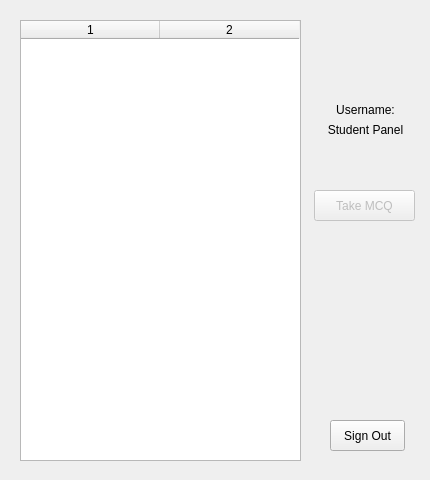
Before: the Qt Designer form userwindow.ui in carlrizk/QCMpp, drawn with Qt 5.
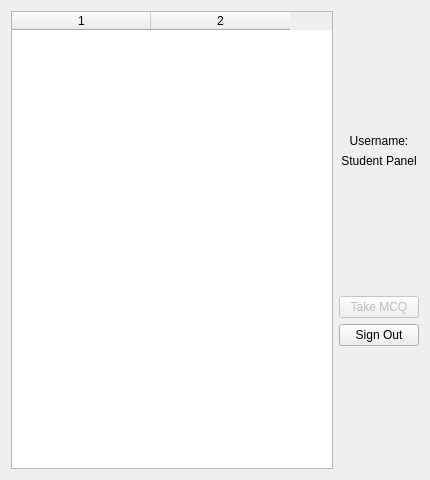
After: the same form once the commit is applied.

```diff
--- a/userwindow.ui
+++ b/userwindow.ui
@@ -13,15 +13,9 @@
   <property name="windowTitle">
    <string>Form</string>
   </property>
+  <layout class="QHBoxLayout" name="horizontalLayout">
+   <item>
   <widget class="QTableWidget" name="table_mcqs">
-   <property name="geometry">
-    <rect>
-     <x>20</x>
-     <y>20</y>
-     <width>281</width>
-     <height>441</height>
-    </rect>
-   </property>
    <property name="horizontalScrollBarPolicy">
     <enum>Qt::ScrollBarAlwaysOff</enum>
    </property>
@@ -55,31 +49,60 @@
    <column/>
    <column/>
   </widget>
-  <widget class="QPushButton" name="button_signout">
-   <property name="geometry">
-    <rect>
-     <x>330</x>
-     <y>420</y>
-     <width>75</width>
-     <height>31</height>
-    </rect>
-   </property>
+   </item>
+   <item>
+    <layout class="QVBoxLayout" name="verticalLayout">
+     <item>
+      <spacer name="verticalSpacer_3">
+       <property name="orientation">
+        <enum>Qt::Vertical</enum>
+       </property>
+       <property name="sizeHint" stdset="0">
+        <size>
+         <width>20</width>
+         <height>40</height>
+        </size>
+       </property>
+      </spacer>
+     </item>
+     <item>
+      <widget class="QLabel" name="label_username_2">
    <property name="text">
-    <string>Sign Out</string>
-   </property>
-  </widget>
+        <string>Username:</string>
+       </property>
+       <property name="alignment">
+        <set>Qt::AlignCenter</set>
+       </property>
+      </widget>
+     </item>
+     <item>
+      <widget class="QLabel" name="label_username">
+       <property name="text">
+        <string>Student Panel</string>
+       </property>
+       <property name="alignment">
+        <set>Qt::AlignCenter</set>
+       </property>
+      </widget>
+     </item>
+     <item>
+      <spacer name="verticalSpacer">
+       <property name="orientation">
+        <enum>Qt::Vertical</enum>
+       </property>
+       <property name="sizeHint" stdset="0">
+        <size>
+         <width>20</width>
+         <height>40</height>
+        </size>
+       </property>
+      </spacer>
+     </item>
+     <item>
   <widget class="QPushButton" name="button_take">
    <property name="enabled">
     <bool>false</bool>
    </property>
-   <property name="geometry">
-    <rect>
-     <x>314</x>
-     <y>190</y>
-     <width>101</width>
-     <height>31</height>
-    </rect>
-   </property>
    <property name="text">
     <string>Take MCQ</string>
    </property>
@@ -90,38 +113,30 @@
     <bool>false</bool>
    </property>
   </widget>
-  <widget class="QLabel" name="label_username">
-   <property name="geometry">
-    <rect>
-     <x>300</x>
-     <y>120</y>
-     <width>131</width>
-     <height>20</height>
-    </rect>
-   </property>
+     </item>
+     <item>
+      <widget class="QPushButton" name="button_signout">
    <property name="text">
-    <string>Student Panel</string>
-   </property>
-   <property name="alignment">
-    <set>Qt::AlignCenter</set>
-   </property>
-  </widget>
-  <widget class="QLabel" name="label_username_2">
-   <property name="geometry">
-    <rect>
-     <x>300</x>
-     <y>100</y>
-     <width>131</width>
-     <height>20</height>
-    </rect>
-   </property>
-   <property name="text">
-    <string>Username:</string>
-   </property>
-   <property name="alignment">
-    <set>Qt::AlignCenter</set>
-   </property>
-  </widget>
+        <string>Sign Out</string>
+       </property>
+      </widget>
+     </item>
+     <item>
+      <spacer name="verticalSpacer_2">
+       <property name="orientation">
+        <enum>Qt::Vertical</enum>
+       </property>
+       <property name="sizeHint" stdset="0">
+        <size>
+         <width>20</width>
+         <height>40</height>
+        </size>
+       </property>
+      </spacer>
+     </item>
+    </layout>
+   </item>
+  </layout>
  </widget>
  <resources/>
  <connections/>
```
Lines whose indentation alone changed are shown as unchanged.
